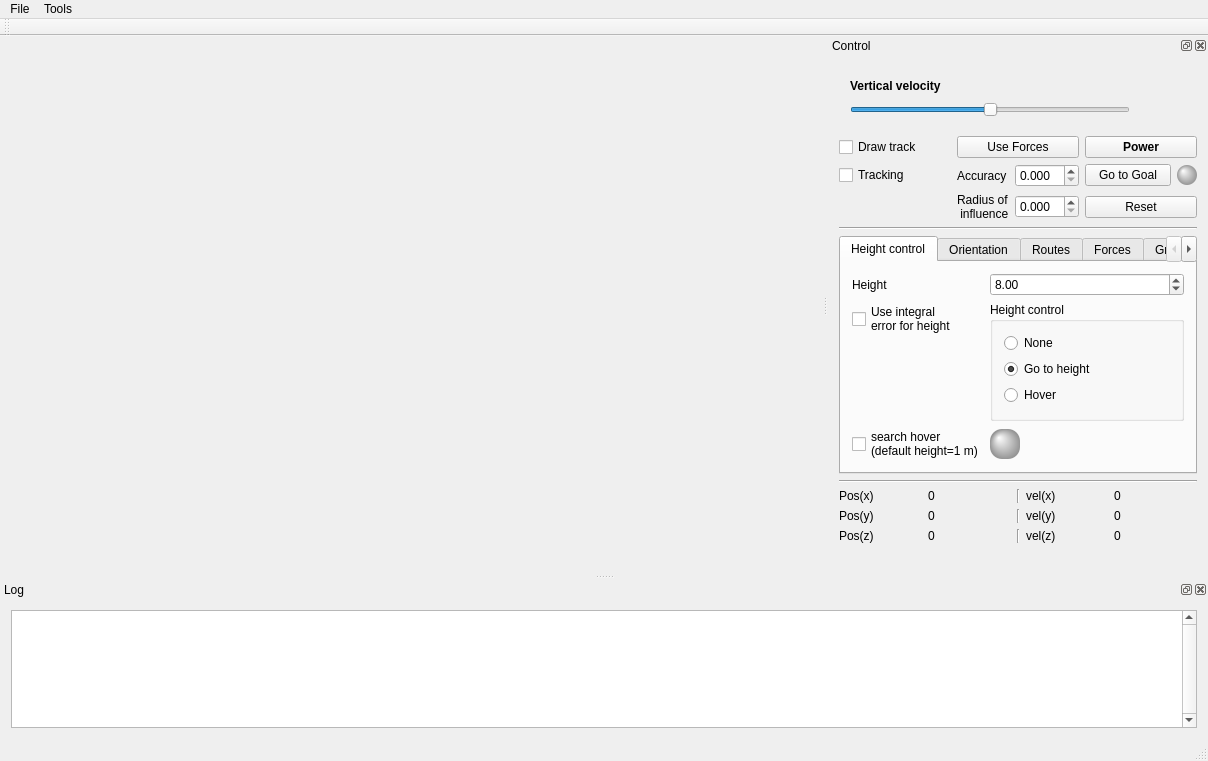
The window that mainwindow.ui (artthirt/modeling) describes before a commit, drawn with Qt 5.
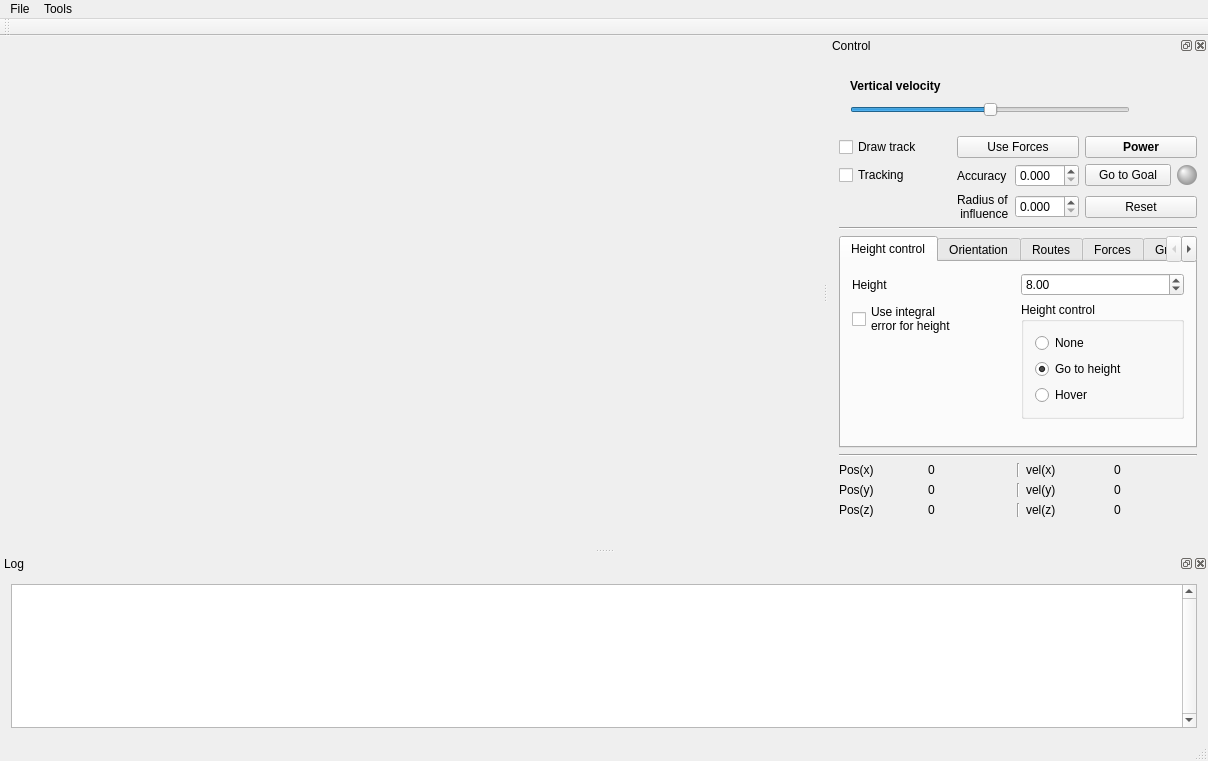
The same window after the commit. Icons and pictures are not drawn. Custom widgets are drawn as their Qt base class.

Commit message: change interface remove extra values and parameters

Diff of the .ui file:
```diff
--- a/mainwindow.ui
+++ b/mainwindow.ui
@@ -39,7 +39,7 @@
      <x>0</x>
      <y>0</y>
      <width>1208</width>
-     <height>22</height>
+     <height>21</height>
     </rect>
    </property>
    <widget class="QMenu" name="menuFile">
@@ -401,6 +401,13 @@
            <string>Height control</string>
           </attribute>
           <layout class="QGridLayout" name="gridLayout_11">
+           <item row="0" column="1">
+            <widget class="QDoubleSpinBox" name="dsb_height">
+             <property name="value">
+              <double>8.000000000000000</double>
+             </property>
+            </widget>
+           </item>
            <item row="1" column="0">
             <layout class="QVBoxLayout" name="verticalLayout_10">
              <property name="topMargin">
@@ -429,18 +436,10 @@
              </item>
             </layout>
            </item>
-           <item row="0" column="1">
-            <widget class="QDoubleSpinBox" name="dsb_height">
-             <property name="value">
-              <double>8.000000000000000</double>
-             </property>
-            </widget>
-           </item>
-           <item row="2" column="0">
-            <widget class="QCheckBox" name="chb_searchHover">
+           <item row="0" column="0">
+            <widget class="QLabel" name="label_4">
              <property name="text">
-              <string>search hover
-(default height=1 m)</string>
+              <string>Height</string>
              </property>
             </widget>
            </item>
@@ -480,56 +479,18 @@
              </layout>
             </widget>
            </item>
-           <item row="0" column="0">
-            <widget class="QLabel" name="label_4">
-             <property name="text">
-              <string>Height</string>
-             </property>
-            </widget>
-           </item>
            <item row="2" column="1">
-            <layout class="QHBoxLayout" name="horizontalLayout_13">
-             <property name="topMargin">
-              <number>0</number>
+            <spacer name="verticalSpacer_7">
+             <property name="orientation">
+              <enum>Qt::Vertical</enum>
              </property>
-             <item>
-              <widget class="QLabel" name="lb_found_hover">
-               <property name="minimumSize">
-                <size>
-                 <width>30</width>
-                 <height>0</height>
-                </size>
-               </property>
-               <property name="maximumSize">
-                <size>
-                 <width>30</width>
-                 <height>30</height>
-                </size>
-               </property>
-               <property name="styleSheet">
-                <string notr="true">background-color:qradialgradient(spread:pad, cx:0.5, cy:0.5, radius:0.5, fx:0.29, fy:0.284, stop:0 rgba(255, 255, 255, 255), stop:1 rgba(150, 150, 150, 255));
-border-radius: 12px;
-border-color: rgb(60, 60, 60);</string>
-               </property>
-               <property name="text">
-                <string/>
-               </property>
-              </widget>
-             </item>
-             <item>
-              <spacer name="horizontalSpacer_5">
-               <property name="orientation">
-                <enum>Qt::Horizontal</enum>
-               </property>
-               <property name="sizeHint" stdset="0">
-                <size>
-                 <width>40</width>
-                 <height>20</height>
-                </size>
-               </property>
-              </spacer>
-             </item>
-            </layout>
+             <property name="sizeHint" stdset="0">
+              <size>
+               <width>20</width>
+               <height>40</height>
+              </size>
+             </property>
+            </spacer>
            </item>
           </layout>
          </widget>
```
The commit also changes 7 other files.
